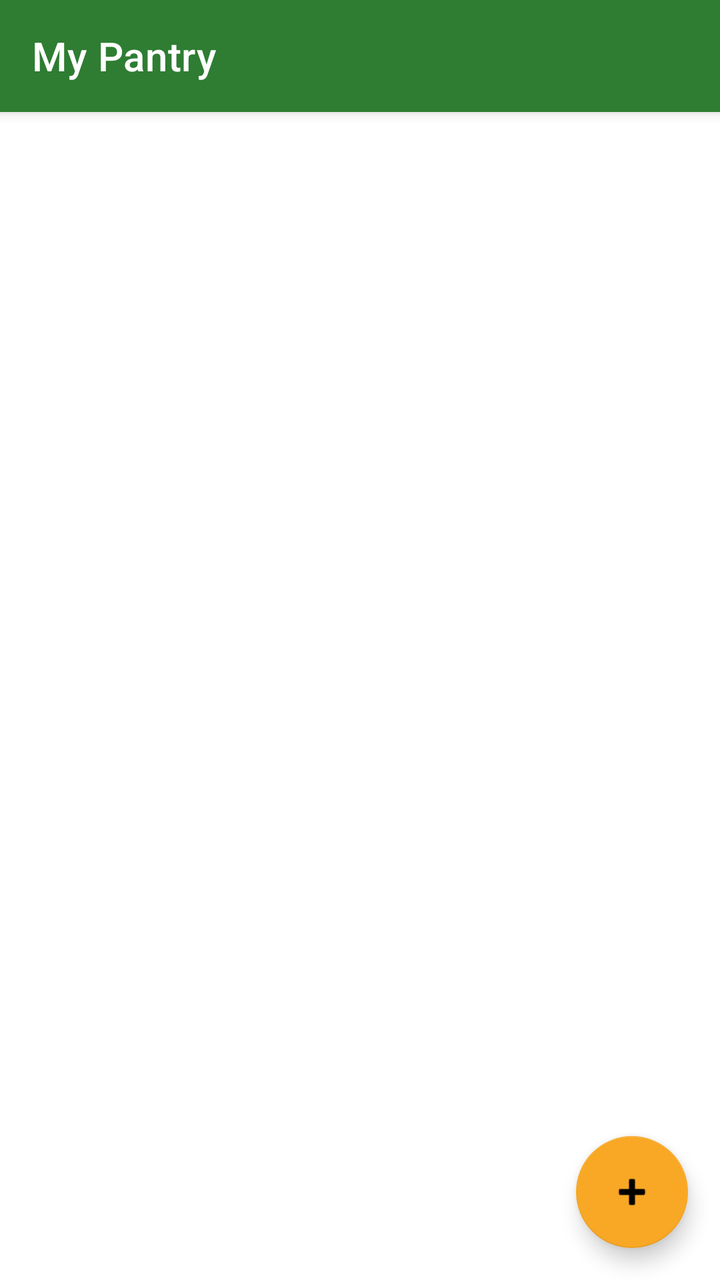
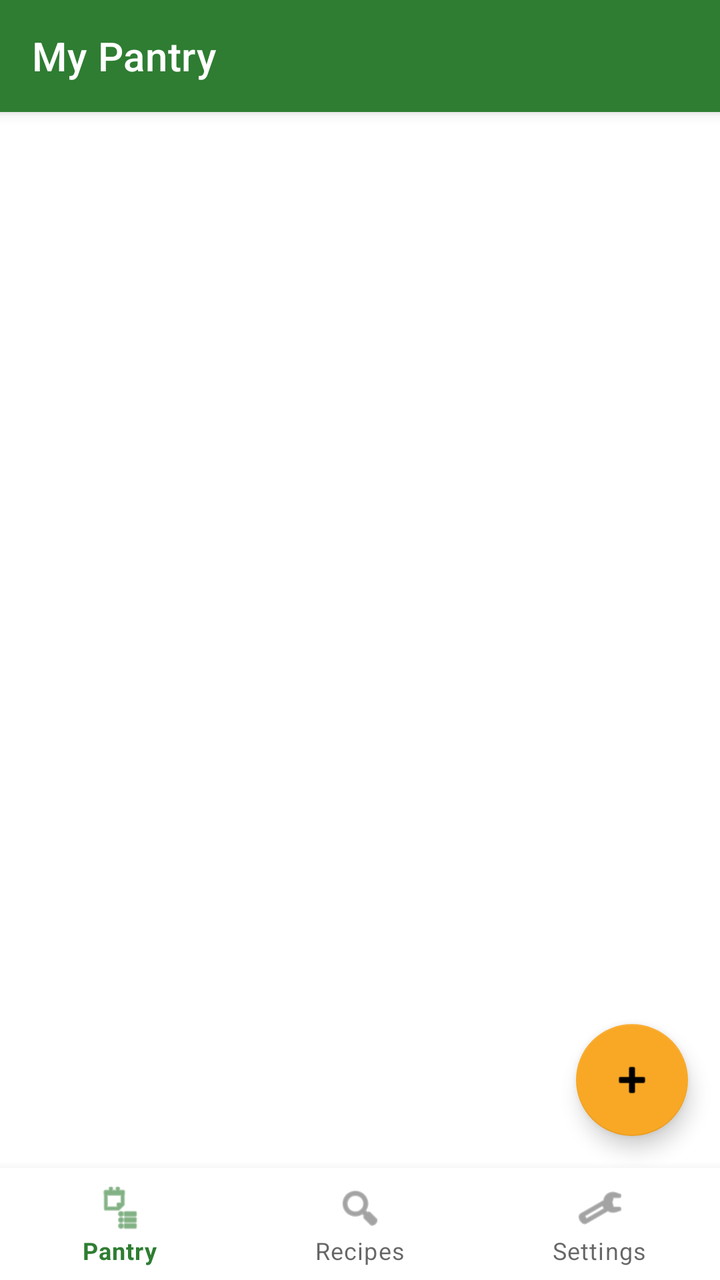

The first picture is an Android layout as it rendered before a commit; the second is the same layout after the commit. The layout source and the unified diff follow.
<!-- AndroidManifest.xml: application theme Theme.SmartPantry -->
<!-- res/layout/activity_main.xml -->
<?xml version="1.0" encoding="utf-8"?>
<androidx.coordinatorlayout.widget.CoordinatorLayout
    xmlns:android="http://schemas.android.com/apk/res/android"
    xmlns:app="http://schemas.android.com/apk/res-auto"
    android:layout_width="match_parent"
    android:layout_height="match_parent">

    <com.google.android.material.appbar.AppBarLayout
        android:layout_width="match_parent"
        android:layout_height="wrap_content"
        android:background="?attr/colorPrimary"
        android:fitsSystemWindows="true">

        <com.google.android.material.appbar.MaterialToolbar
            android:id="@+id/toolbar"
            android:layout_width="match_parent"
            android:layout_height="?attr/actionBarSize"
            android:background="?attr/colorPrimary"
            app:title="My Pantry"
            app:titleTextColor="?attr/colorOnPrimary" />
    </com.google.android.material.appbar.AppBarLayout>

    <androidx.recyclerview.widget.RecyclerView
        android:id="@+id/recyclerPantry"
        android:layout_width="match_parent"
        android:layout_height="match_parent"
        android:clipToPadding="false"
        android:padding="8dp"
        app:layout_behavior="@string/appbar_scrolling_view_behavior" />

    <TextView
        android:id="@+id/textEmpty"
        android:layout_width="wrap_content"
        android:layout_height="wrap_content"
        android:layout_gravity="center"
        android:padding="24dp"
        android:gravity="center"
        android:text="Your pantry is empty.\nTap + to add an ingredient."
        android:textSize="16sp"
        android:visibility="gone" />

    <com.google.android.material.floatingactionbutton.FloatingActionButton
        android:id="@+id/fabAdd"
        android:layout_width="wrap_content"
        android:layout_height="wrap_content"
        android:layout_gravity="bottom|end"
        android:layout_margin="16dp"
        android:contentDescription="Add ingredient"
        app:srcCompat="@android:drawable/ic_input_add" />
</androidx.coordinatorlayout.widget.CoordinatorLayout>
<!-- resources referenced by this layout -->
<resources>
  <style name="Theme.SmartPantry" parent="Theme.MaterialComponents.DayNight.NoActionBar">
          <item name="colorPrimary">#2E7D32</item>
          <item name="colorPrimaryVariant">#1B5E20</item>
          <item name="colorOnPrimary">#FFFFFF</item>
          <item name="colorSecondary">#F9A825</item>
      </style>
</resources>

<!-- the commit's change to res/layout/activity_main.xml (unified diff, before → after) -->
@@ -1,50 +1,64 @@
 <?xml version="1.0" encoding="utf-8"?>
-<androidx.coordinatorlayout.widget.CoordinatorLayout
+<LinearLayout
     xmlns:android="http://schemas.android.com/apk/res/android"
     xmlns:app="http://schemas.android.com/apk/res-auto"
+    android:id="@+id/root"
     android:layout_width="match_parent"
-    android:layout_height="match_parent">
+    android:layout_height="match_parent"
+    android:orientation="vertical">
 
-    <com.google.android.material.appbar.AppBarLayout
+    <androidx.coordinatorlayout.widget.CoordinatorLayout
+        android:layout_width="match_parent"
+        android:layout_height="0dp"
+        android:layout_weight="1">
+
+        <com.google.android.material.appbar.AppBarLayout
+            android:id="@+id/appBar"
+            android:layout_width="match_parent"
+            android:layout_height="wrap_content"
+            android:background="?attr/colorPrimary">
+
+            <com.google.android.material.appbar.MaterialToolbar
+                android:id="@+id/toolbar"
+                android:layout_width="match_parent"
+                android:layout_height="?attr/actionBarSize"
+                android:background="?attr/colorPrimary"
+                app:title="My Pantry"
+                app:titleTextColor="?attr/colorOnPrimary" />
+        </com.google.android.material.appbar.AppBarLayout>
+
+        <androidx.recyclerview.widget.RecyclerView
+            android:id="@+id/recyclerPantry"
+            android:layout_width="match_parent"
+            android:layout_height="match_parent"
+            android:clipToPadding="false"
+            android:padding="8dp"
+            app:layout_behavior="@string/appbar_scrolling_view_behavior" />
+
+        <TextView
+            android:id="@+id/textEmpty"
+            android:layout_width="wrap_content"
+            android:layout_height="wrap_content"
+            android:layout_gravity="center"
+            android:padding="24dp"
+            android:gravity="center"
+            android:text="Your pantry is empty.\nTap + to add an ingredient."
+            android:textSize="16sp"
+            android:visibility="gone" />
+
+        <com.google.android.material.floatingactionbutton.FloatingActionButton
+            android:id="@+id/fabAdd"
+            android:layout_width="wrap_content"
+            android:layout_height="wrap_content"
+            android:layout_gravity="bottom|end"
+            android:layout_margin="16dp"
+            android:contentDescription="Add ingredient"
+            app:srcCompat="@android:drawable/ic_input_add" />
+    </androidx.coordinatorlayout.widget.CoordinatorLayout>
+
+    <com.google.android.material.bottomnavigation.BottomNavigationView
+        android:id="@+id/bottomNav"
         android:layout_width="match_parent"
         android:layout_height="wrap_content"
-        android:background="?attr/colorPrimary"
-        android:fitsSystemWindows="true">
-
-        <com.google.android.material.appbar.MaterialToolbar
-            android:id="@+id/toolbar"
-            android:layout_width="match_parent"
-            android:layout_height="?attr/actionBarSize"
-            android:background="?attr/colorPrimary"
-            app:title="My Pantry"
-            app:titleTextColor="?attr/colorOnPrimary" />
-    </com.google.android.material.appbar.AppBarLayout>
-
-    <androidx.recyclerview.widget.RecyclerView
-        android:id="@+id/recyclerPantry"
-        android:layout_width="match_parent"
-        android:layout_height="match_parent"
-        android:clipToPadding="false"
-        android:padding="8dp"
-        app:layout_behavior="@string/appbar_scrolling_view_behavior" />
-
-    <TextView
-        android:id="@+id/textEmpty"
-        android:layout_width="wrap_content"
-        android:layout_height="wrap_content"
-        android:layout_gravity="center"
-        android:padding="24dp"
-        android:gravity="center"
-        android:text="Your pantry is empty.\nTap + to add an ingredient."
-        android:textSize="16sp"
-        android:visibility="gone" />
-
-    <com.google.android.material.floatingactionbutton.FloatingActionButton
-        android:id="@+id/fabAdd"
-        android:layout_width="wrap_content"
-        android:layout_height="wrap_content"
-        android:layout_gravity="bottom|end"
-        android:layout_margin="16dp"
-        android:contentDescription="Add ingredient"
-        app:srcCompat="@android:drawable/ic_input_add" />
-</androidx.coordinatorlayout.widget.CoordinatorLayout>
+        app:menu="@menu/bottom_nav" />
+</LinearLayout>
